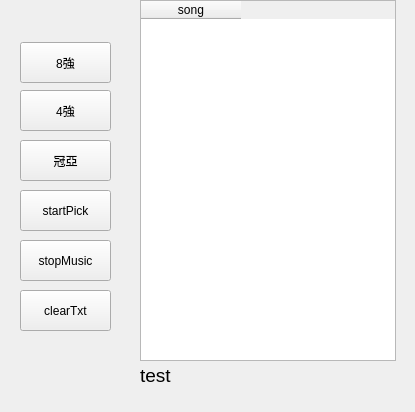
Qt form src/ui/mainui.ui (RuiChen0101/cytusSongSelector) before a commit.
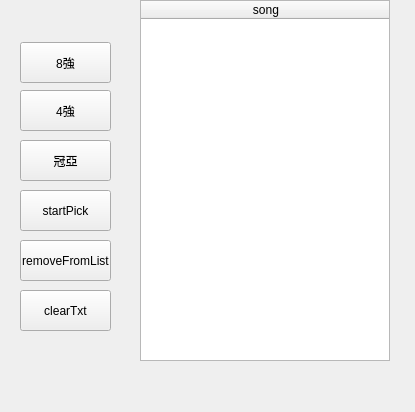
The same form after that commit.

```diff
--- a/src/ui/mainui.ui
+++ b/src/ui/mainui.ui
@@ -62,7 +62,7 @@
     </rect>
    </property>
    <property name="text">
-    <string>&lt;html&gt;&lt;head/&gt;&lt;body&gt;&lt;p&gt;&lt;span style=&quot; font-size:14pt;&quot;&gt;test&lt;/span&gt;&lt;/p&gt;&lt;/body&gt;&lt;/html&gt;</string>
+    <string>&lt;html&gt;&lt;head/&gt;&lt;body&gt;&lt;p&gt;&lt;br/&gt;&lt;/p&gt;&lt;/body&gt;&lt;/html&gt;</string>
    </property>
   </widget>
   <widget class="QTableWidget" name="songList">
@@ -70,10 +70,13 @@
     <rect>
      <x>140</x>
      <y>0</y>
-     <width>256</width>
+     <width>250</width>
      <height>361</height>
     </rect>
    </property>
+   <attribute name="horizontalHeaderDefaultSectionSize">
+    <number>250</number>
+   </attribute>
    <column>
     <property name="text">
      <string>song</string>
@@ -103,7 +106,7 @@
     </rect>
    </property>
    <property name="text">
-    <string>stopMusic</string>
+    <string>removeFromList</string>
    </property>
   </widget>
   <widget class="QPushButton" name="clearTxt">
```
Left out of the diff: 2 changed lines with no effect on the pictures.
